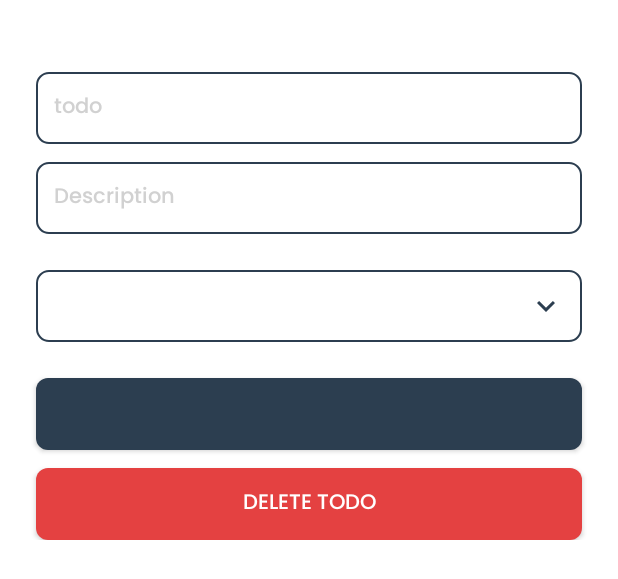
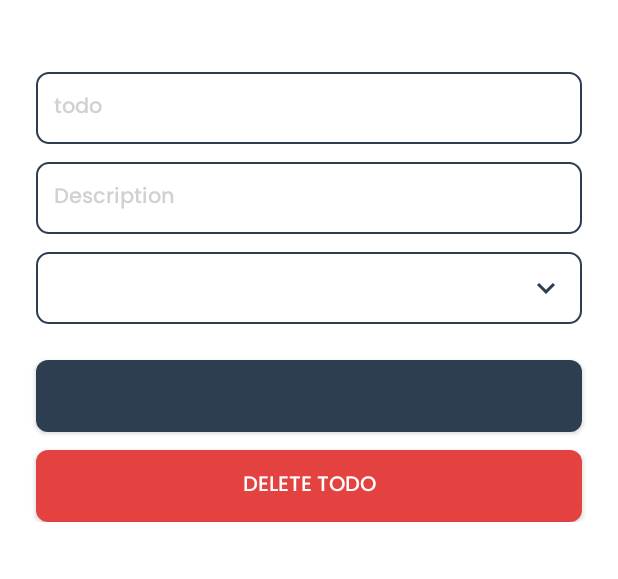
Before and after one commit to elouamghari/todo, an Android app: the layout bottom_sheet_todo.xml on its own in the app's theme, with its tools: preview values and no code run, on a phone screen of 412 x 824 dp. Shown: the top 579 px of the screen. Run offline under Robolectric (Android 15) with nearby library versions, the phone set to English and light mode, and no system bars.

Commit message:
fixed space between form and spinner in TodoBottomSheet

```diff
--- a/app/src/main/res/layout/bottom_sheet_todo.xml
+++ b/app/src/main/res/layout/bottom_sheet_todo.xml
@@ -71,7 +71,7 @@
             android:layout_width="match_parent"
             android:layout_height="@dimen/spinner_height"
             android:layout_marginHorizontal="24dp"
-            android:layout_marginTop="24dp"
+            android:layout_marginTop="12dp"
             app:layout_constraintTop_toBottomOf="@id/description_edit_text"/>
 
         <androidx.appcompat.widget.AppCompatButton
```
